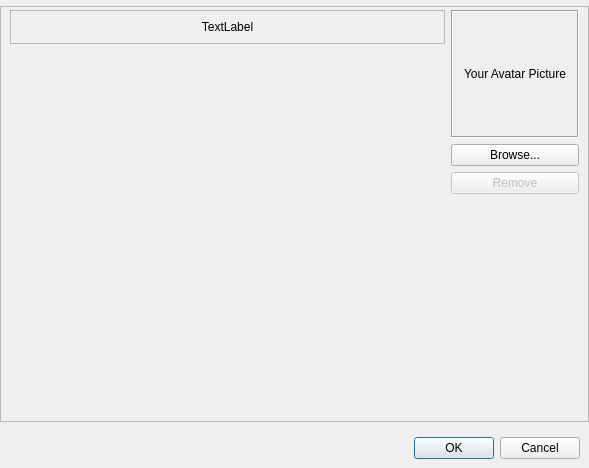
Above: retroshare-gui/src/gui/common/AvatarDialog.ui from RetroShare/RetroShare before the change. Below: the same form after it.
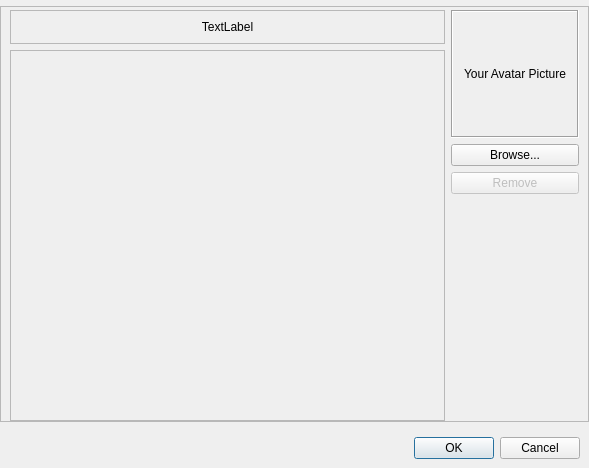
That is the form after the change. Custom widgets are drawn as their Qt base class.

Commit message: Added scrollarea for the avatar/sticker widget to avoid to stretch dialog

What changed in the file:
```diff
--- a/retroshare-gui/src/gui/common/AvatarDialog.ui
+++ b/retroshare-gui/src/gui/common/AvatarDialog.ui
@@ -13,7 +13,7 @@
   <property name="windowTitle">
    <string>Change Avatar</string>
   </property>
-  <layout class="QGridLayout" name="gridLayout_2">
+  <layout class="QGridLayout" name="gridLayout_4">
    <property name="leftMargin">
     <number>0</number>
    </property>
@@ -44,7 +44,7 @@
      <property name="frameShadow">
       <enum>QFrame::Raised</enum>
      </property>
-     <layout class="QGridLayout" name="gridLayout">
+     <layout class="QGridLayout" name="gridLayout_2">
       <property name="topMargin">
        <number>3</number>
       </property>
@@ -136,13 +136,44 @@
        </widget>
       </item>
       <item row="1" column="0">
-       <widget class="QWidget" name="avatarWidget" native="true">
-        <property name="sizePolicy">
-         <sizepolicy hsizetype="Expanding" vsizetype="Expanding">
-          <horstretch>0</horstretch>
-          <verstretch>0</verstretch>
-         </sizepolicy>
+       <widget class="QScrollArea" name="scrollArea">
+        <property name="widgetResizable">
+         <bool>true</bool>
         </property>
+        <widget class="QWidget" name="scrollAreaWidgetContents">
+         <property name="geometry">
+          <rect>
+           <x>0</x>
+           <y>0</y>
+           <width>431</width>
+           <height>359</height>
+          </rect>
+         </property>
+         <layout class="QGridLayout" name="gridLayout">
+          <property name="leftMargin">
+           <number>0</number>
+          </property>
+          <property name="topMargin">
+           <number>0</number>
+          </property>
+          <property name="rightMargin">
+           <number>0</number>
+          </property>
+          <property name="bottomMargin">
+           <number>0</number>
+          </property>
+          <item row="0" column="0">
+           <widget class="QWidget" name="avatarWidget" native="true">
+            <property name="sizePolicy">
+             <sizepolicy hsizetype="Expanding" vsizetype="Expanding">
+              <horstretch>0</horstretch>
+              <verstretch>0</verstretch>
+             </sizepolicy>
+            </property>
+           </widget>
+          </item>
+         </layout>
+        </widget>
        </widget>
       </item>
      </layout>
```
Left out of the diff: 46 changed lines with no effect on the pictures.
